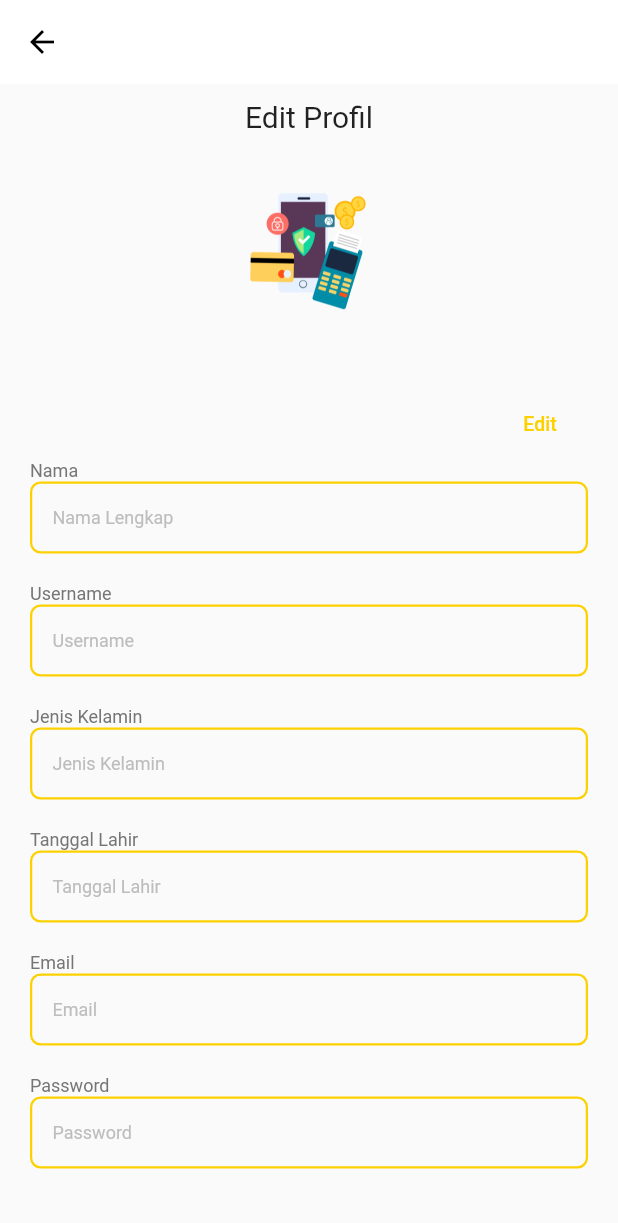
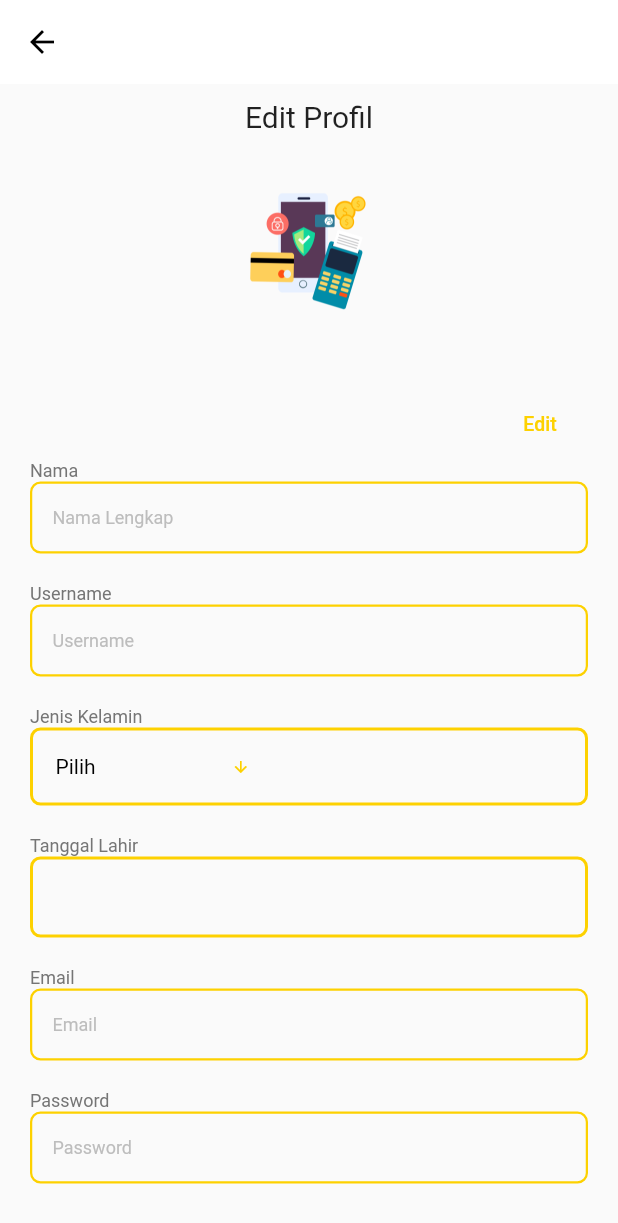
Before and after one commit to wanrabbae/Expektasi, a Flutter app: the EditProfileView screen opened directly, on a phone screen of 412 x 824 dp. Shown: the top 1223 px of the screen. Run offline on Flutter 3.47's test engine with Material 2 defaults, Android fonts, the phone set to English and light mode, and no system bars; drawn by our look-alikes of date_time_picker; our stand-ins replace intro_slider, phosphor_flutter, splashscreen.

Commit message:
Repair form register & edit profile

```diff
--- a/lib/views/home/profile/edit_profile.dart
+++ b/lib/views/home/profile/edit_profile.dart
@@ -1,3 +1,4 @@
+import 'package:date_time_picker/date_time_picker.dart';
 import 'package:expektasi/core/utils/component.dart';
 import 'package:flutter/material.dart';
 import 'package:flutter/src/foundation/key.dart';
@@ -13,6 +14,7 @@ class EditProfileView extends StatefulWidget {
 class _EditProfileViewState extends State<EditProfileView> {
   bool _isObscure = false;
   bool _isEdit = false;
+  String dropdownValue = 'Pilih';
 
   @override
   Widget build(BuildContext context) {
@@ -139,24 +141,42 @@ class _EditProfileViewState extends State<EditProfileView> {
                                   color: Colors.grey[600], fontSize: 12),
                             ),
                           ),
-                          TextFormField(
-                            style: TextStyle(fontSize: 12),
-                            decoration: InputDecoration(
-                              contentPadding: EdgeInsets.symmetric(
-                                  vertical: 10, horizontal: 15),
-                              hintStyle: TextStyle(color: Colors.grey[400]),
-                              hintText: "Jenis Kelamin",
-                              enabledBorder: OutlineInputBorder(
-                                  borderRadius: BorderRadius.circular(7.0),
-                                  borderSide: BorderSide(
-                                      color: secondaryColor, width: 1.5)),
-                              focusedBorder: OutlineInputBorder(
-                                  borderRadius: BorderRadius.circular(7.0),
-                                  borderSide: BorderSide(
-                                      color: secondaryColor, width: 1.5)),
-                              fillColor: Colors.white,
+                          Container(
+                            padding: EdgeInsets.symmetric(horizontal: 15),
+                            width: double.infinity,
+                            decoration: BoxDecoration(
+                              borderRadius: BorderRadius.circular(7.0),
+                              border:
+                                  Border.all(color: secondaryColor, width: 2.0),
                             ),
-                          ),
+                            child: DropdownButton<String>(
+                              value: dropdownValue,
+                              icon: const Icon(Icons.arrow_downward),
+                              iconSize: 12,
+                              iconEnabledColor: secondaryColor,
+                              elevation: 0,
+                              hint: Text("Pilih Jenis Kelamin"),
+                              style: TextStyle(color: Colors.black),
+                              underline: Container(
+                                height: 0,
+                              ),
+                              onChanged: (String? newValue) {
+                                setState(() {
+                                  dropdownValue = newValue!;
+                                });
+                              },
+                              items: <String>[
+                                'Pilih',
+                                'Laki-laki',
+                                'Perempuan'
+                              ].map<DropdownMenuItem<String>>((String value) {
+                                return DropdownMenuItem<String>(
+                                  value: value,
+                                  child: Text(value),
+                                );
+                              }).toList(),
+                            ),
+                          )
                         ],
                       )),
                   Container(
@@ -171,24 +191,27 @@ class _EditProfileViewState extends State<EditProfileView> {
                                   color: Colors.grey[600], fontSize: 12),
                             ),
                           ),
-                          TextFormField(
-                            keyboardType: TextInputType.datetime,
+                          DateTimePicker(
+                            initialValue: '',
+                            firstDate: DateTime(2000),
+                            lastDate: DateTime(2100),
                             style: TextStyle(fontSize: 12),
                             decoration: InputDecoration(
-                              contentPadding: EdgeInsets.symmetric(
-                                  vertical: 10, horizontal: 15),
-                              hintStyle: TextStyle(color: Colors.grey[400]),
-                              hintText: "Tanggal Lahir",
                               enabledBorder: OutlineInputBorder(
                                   borderRadius: BorderRadius.circular(7.0),
                                   borderSide: BorderSide(
-                                      color: secondaryColor, width: 1.5)),
+                                      color: secondaryColor, width: 2.0)),
                               focusedBorder: OutlineInputBorder(
                                   borderRadius: BorderRadius.circular(7.0),
                                   borderSide: BorderSide(
-                                      color: secondaryColor, width: 1.5)),
-                              fillColor: Colors.white,
+                                      color: secondaryColor, width: 2.0)),
                             ),
+                            onChanged: (val) => print(val),
+                            validator: (val) {
+                              print(val);
+                              return null;
+                            },
+                            onSaved: (val) => print(val),
                           ),
                         ],
                       )),
```
Also changed, not shown: lib/views/home/register/register_form.dart (+43 -25 lines), pubspec.yaml (+6 -7 lines), pubspec.lock, 5 other files.
